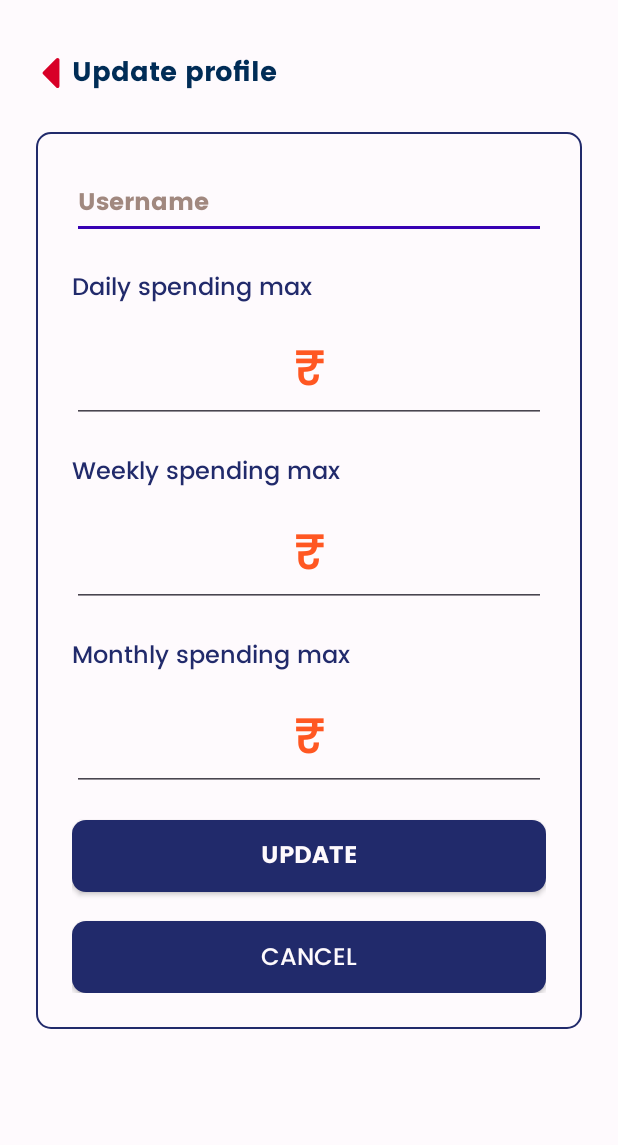
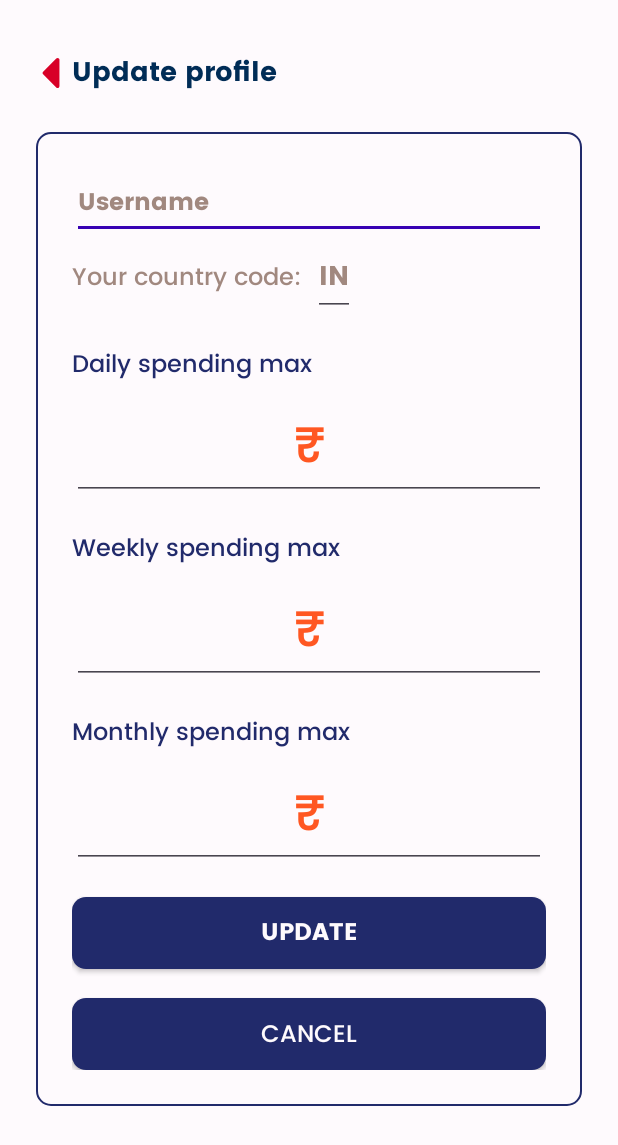
Before and after one commit to harshaltilay/ExpenseJournal, an Android app: the screen it shows after launch (MainActivity), after a tap on "CANCEL", on a phone screen of 412 x 824 dp. Shown: the top 1145 px of the screen. Run offline under Robolectric (Android 15) with nearby library versions, the light colour scheme and no system bars; our stand-ins replace Dagger/Hilt's generated code, Room's generated code; 3 statements that could not run were skipped; 1 other tap on this screen came first.

Commit message:
Some tweaking

```diff
--- a/app/src/main/java/com/harshal/hisaab/domain/Extensions.kt
+++ b/app/src/main/java/com/harshal/hisaab/domain/Extensions.kt
@@ -120,8 +120,12 @@ fun String.Companion.inCurrency(amount: Float?): String {
     val format = NumberFormat.getCurrencyInstance(Locale("en", MainActivity.curUser!!.isoCountry))
     format.maximumFractionDigits = 2
     val amnt = format.format(amount)
-    return if (amnt.split('.')[1].indexOf("00") != -1) amnt.split('.')[0]
-    else amnt
+    return try {
+        if (amnt.split('.')[1].indexOf("00") != -1) amnt.split('.')[0] else amnt
+    } catch (e: Exception) {
+        amnt
+    }
+
 }
 
 fun String.Companion.html(str: String): Spanned {
--- a/app/src/main/res/layout/fragment_profile.xml
+++ b/app/src/main/res/layout/fragment_profile.xml
@@ -68,25 +68,57 @@
             android:id="@+id/username_input"
             android:layout_width="match_parent"
             android:layout_height="wrap_content"
-            android:layout_weight="1"
             android:fontFamily="@font/poppinsbold"
             android:hint="@string/username"
             android:imeOptions="actionNext"
             android:importantForAutofill="no"
             android:inputType="textPersonName"
             android:lines="1"
-            android:nextFocusForward="@+id/amount_daily_input"
+            android:nextFocusForward="@+id/country_code_input"
             android:textColor="@color/button_bg_blue"
             android:textColorHint="#A1887F"
             android:textSize="16sp"
             android:textStyle="normal" />
 
+        <LinearLayout
+            android:layout_width="match_parent"
+            android:layout_height="wrap_content"
+            android:orientation="horizontal">
+
+            <TextView
+                android:layout_width="wrap_content"
+                android:layout_height="wrap_content"
+                android:fontFamily="@font/poppinsmedium"
+                android:text="@string/your_country_code"
+                android:textColor="#A1887F"
+                android:textSize="16sp"
+                android:textStyle="normal" />
+
+            <EditText
+                android:id="@+id/country_code_input"
+                android:layout_width="wrap_content"
+                android:layout_height="wrap_content"
+                android:layout_marginStart="8dp"
+                android:fontFamily="@font/poppinsbold"
+                android:hint="IN"
+                tools:ignore="HardcodedText"
+                android:imeOptions="actionNext"
+                android:importantForAutofill="no"
+                android:inputType="textCapWords"
+                android:lines="1"
+                android:maxLength="2"
+                android:nextFocusForward="@+id/amount_daily_input"
+                android:textColor="@color/button_bg_blue"
+                android:textColorHint="#A1887F"
+                android:textSize="18sp"
+                android:textStyle="normal" />
+        </LinearLayout>
 
         <TextView
             android:layout_width="match_parent"
             android:layout_height="wrap_content"
             android:layout_marginTop="19dp"
-            android:layout_weight="1"
+
             android:fontFamily="@font/poppinsmedium"
             android:text="@string/daily_spending_max"
             android:textColor="@color/button_bg_blue"
@@ -121,7 +153,7 @@
             android:layout_width="match_parent"
             android:layout_height="wrap_content"
             android:layout_marginTop="19dp"
-            android:layout_weight="1"
+
             android:fontFamily="@font/poppinsmedium"
             android:text="@string/weekly_spending_max"
             android:textColor="@color/button_bg_blue"
@@ -155,7 +187,7 @@
             android:layout_width="match_parent"
             android:layout_height="wrap_content"
             android:layout_marginTop="19dp"
-            android:layout_weight="1"
+
             android:fontFamily="@font/poppinsmedium"
             android:text="@string/monthly_spending_max"
             android:textColor="@color/button_bg_blue"
@@ -191,8 +223,8 @@
             android:layout_marginTop="19dp"
             android:background="@drawable/roundrect_bg_button"
             android:fontFamily="@font/poppinsbold"
+            android:text="@string/update"
             android:textColor="@color/white"
-            android:text="@string/update"
             android:textSize="16sp" />
 
         <Button
@@ -202,8 +234,8 @@
             android:layout_marginTop="19dp"
             android:background="@drawable/roundrect_bg_button"
             android:fontFamily="@font/poppinsmedium"
+            android:text="@string/cancel"
             android:textColor="@color/white"
-            android:text="@string/cancel"
             android:textSize="16sp" />
     </LinearLayout>
 
--- a/app/src/main/res/values/strings.xml
+++ b/app/src/main/res/values/strings.xml
@@ -67,4 +67,5 @@
     <string name="amount">amount</string>
     <string name="profile">Profile</string>
     <string name="search_amp_history"><![CDATA[Search & History]]></string>
+    <string name="your_country_code">Your country code:</string>
 </resources>
```
Also changed, not shown: app/src/main/java/com/harshal/hisaab/presentation/feature/profile/ProfileFragment.kt (+20 -6 lines).
